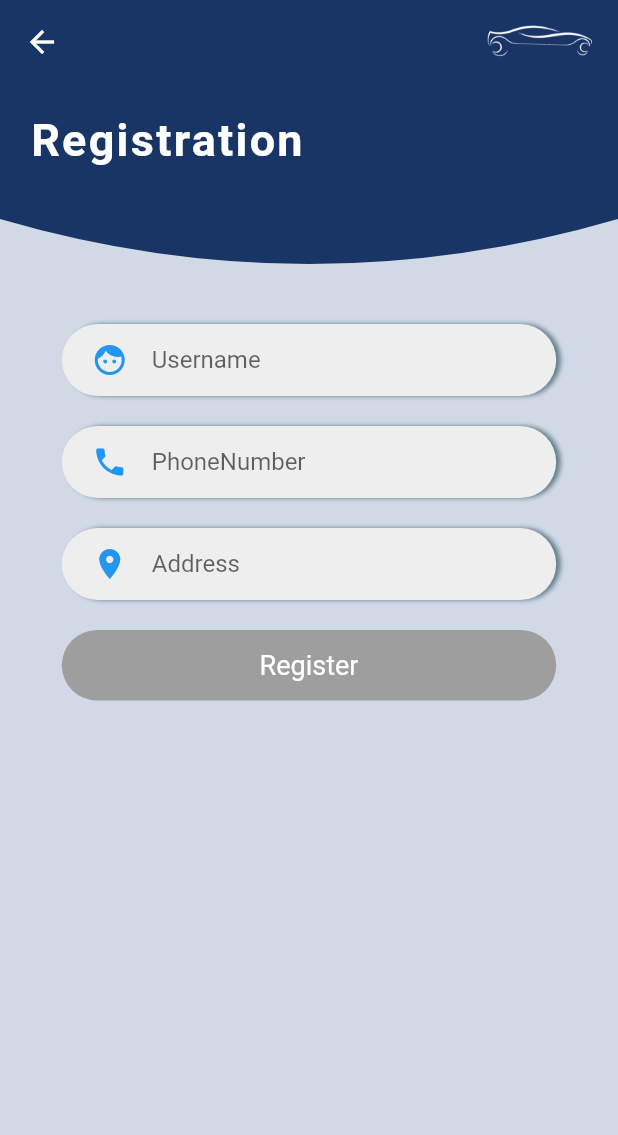
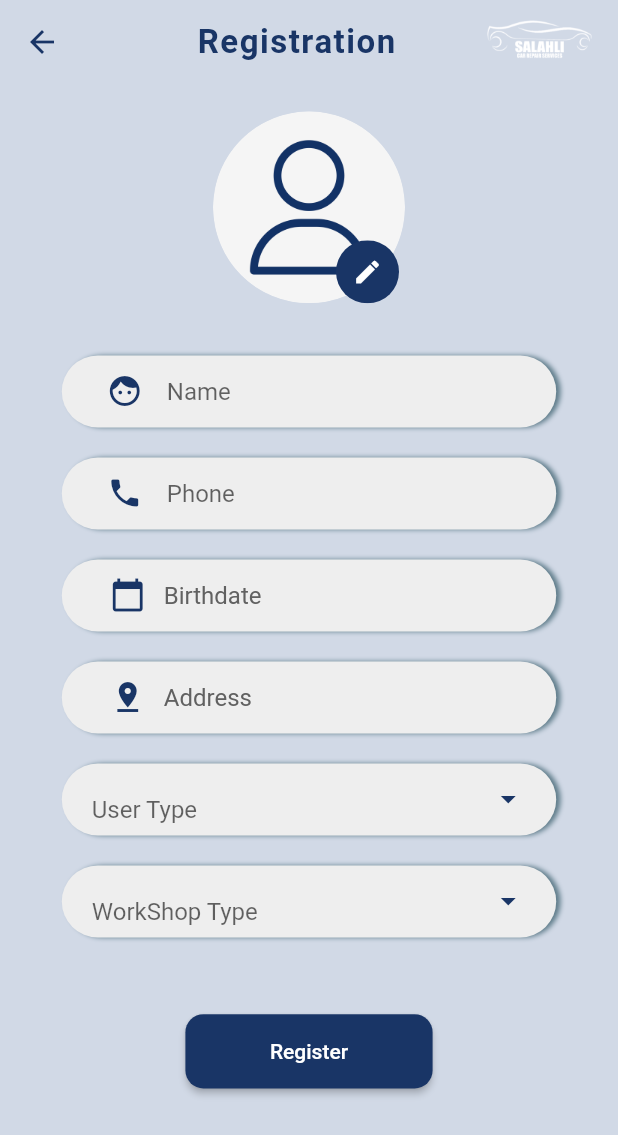
Before and after one commit to sergi-s/Salahly-mechanic-application, a Flutter app: the Registration screen opened directly with empty values, on a phone screen of 412 x 824 dp. Shown: the top 1135 px of the screen. Run offline on Flutter 3.47's test engine with Material 2 defaults, Android fonts, the phone set to English and light mode, and no system bars; drawn by our look-alikes of overlay_support; our stand-ins replace animated_theme_switcher, dropdown_button2, easy_localization, firebase_auth, firebase_core, firebase_database and 13 more; missing offline and left inert: confirm_dialog, dart:ffi, flutter_geofire, localstore, salahly_models, time_planner; accounts and stored records are empty.

Commit message:
Registration rebuild

```diff
--- a/lib/routes.dart
+++ b/lib/routes.dart
@@ -2,6 +2,7 @@ import 'package:go_router/go_router.dart';
 import 'package:salahly_mechanic/model/schedule_task.dart';
 import 'package:salahly_mechanic/screens/MechanicProfile/MechanicProfilePage.dart';
 import 'package:salahly_mechanic/screens/Requests/ongoing_requests.dart';
+import 'package:salahly_mechanic/screens/login_signup/TryScreen.dart';
 import 'package:salahly_mechanic/screens/requests/pending_requests.dart';
 import 'package:salahly_mechanic/screens/Requests/allscreens.dart';
 import 'package:salahly_mechanic/screens/RoadsideAssistant/RoadsideAssistantFullData.dart';
@@ -24,7 +25,7 @@ import 'screens/switchLanguage.dart';
 
 class Routing {
   get router => GoRouter(
-        initialLocation: CheckLogin.routeName,
+        initialLocation: TestScreenAya.routeName,
         routes: <GoRoute>[
           GoRoute(
             path: HomeScreen.routeName,
--- a/lib/screens/homepage/testscreenyoyo.dart
+++ b/lib/screens/homepage/testscreenyoyo.dart
@@ -99,7 +99,7 @@ Future<void>_selectTime(BuildContext context) async {
             ),
             Container(
              child: RaisedButton(
-                child: Text("press Here!!!"),
+                child: Text("Report!!!"),
                 onPressed: (){  context.goNamed("ReportScreen",params: {"requestType":"wsa" ,"rsaId":"12345678"} );},
               ),
             ),
@@ -107,7 +107,7 @@ Future<void>_selectTime(BuildContext context) async {
 
             Container(
               child: RaisedButton(
-                child: Text("press Here!!!"),
+                child: Text("Register!!!"),
                 onPressed: (){  context.go(Registration.routeName, extra: "email") ;},
               ),
             ),
--- a/lib/screens/login_signup/registration.dart
+++ b/lib/screens/login_signup/registration.dart
@@ -4,15 +4,13 @@ import 'package:flutter/material.dart';
 import 'package:go_router/go_router.dart';
 import 'package:salahly_mechanic/classes/firebase/firebase.dart';
 import 'package:salahly_mechanic/screens/Requests/allscreens.dart';
-import 'package:salahly_mechanic/screens/test_foula.dart';
+import 'package:salahly_mechanic/screens/login_signup/text_input.dart';
+import 'package:salahly_mechanic/widgets/login_signup/Rounded_Bottom.dart';
+import 'package:salahly_models/models/client.dart' as Client;
 
-// import 'package:salahly_mechanic/classes/models/client.dart';
-// import 'package:salahly_mechanic/utils/validation.dart';
-import 'package:salahly_mechanic/widgets/login_signup/Registration_TextField.dart';
-import 'package:salahly_models/models/client.dart' as Client;
-import 'package:salahly_mechanic/widgets/login_signup/Birthday_Input.dart';
-import 'package:salahly_mechanic/widgets/login_signup/Rounded_Bottom.dart';
-import 'package:salahly_mechanic/widgets/login_signup/roundedInput.dart';
+import '../../widget/profile_widget.dart';
+import '../../widgets/login_signup/roundedInput.dart';
+import '../../widgets/report/select_button.dart';
 
 class Registration extends StatefulWidget {
   static final routeName = "/registrationscreen";
@@ -33,7 +31,7 @@ class _RegistrationState extends State<Registration> {
 
   //late TextEditingController emailController = TextEditingController();
   String username = "";
-
+  DateTime? _selectedDate ;
   String phonenumber = "";
 
   String address = "";
@@ -90,6 +88,19 @@ class _RegistrationState extends State<Registration> {
     }
   }
 
+  _datePicker(BuildContext context) async {
+    DateTime? _pickerDate = await showDatePicker(
+        context: context,
+        initialDate: DateTime.now(),
+        firstDate: DateTime.now(),
+        lastDate: DateTime.now().add(const Duration(days: 365)));
+    if (_pickerDate != null) {
+      setState(() {
+        _selectedDate = _pickerDate;
+      });
+    }
+  }
+
   @override
   Widget build(BuildContext context) {
     Size size = MediaQuery.of(context).size;
@@ -98,99 +109,126 @@ class _RegistrationState extends State<Registration> {
       backgroundColor: const Color(0xFFd1d9e6),
       appBar: AppBar(
         elevation: 0.0,
-        backgroundColor: const Color(0xFF193566),
-        title: Row(mainAxisAlignment: MainAxisAlignment.end, children: [
+        backgroundColor: const Color(0xFFd1d9e6),
+        leading: IconButton(
+          icon: Icon(
+            Icons.arrow_back,
+            color: Color(0xFF193566),
+          ),
+          onPressed: () {},
+        ),
+        title:
+            Row(mainAxisAlignment: MainAxisAlignment.spaceBetween, children: [
+          Text(""),
+          Text(
+            "Registration".tr(),
+            style: TextStyle(
+              fontSize: 22,
+              letterSpacing: 1,
+              color: Color(0xFF193566),
+              fontWeight: FontWeight.w600,
+            ),
+          ),
           Image.asset(
-            'assets/images/logo ta5arog white car.png',
+            'assets/images/logo white.png',
             fit: BoxFit.contain,
             height: 32,
           ),
         ]),
       ),
-      body: Stack(children: [
-        CustomPaint(
-          child: Container(
-            width: MediaQuery.of(context).size.width,
-            height: MediaQuery.of(context).size.height,
-          ),
-          painter: HeaderCurvedContainer(),
-        ),
-        Column(
-          crossAxisAlignment: CrossAxisAlignment.center,
-          children: [
-            const Padding(
-              padding: const EdgeInsets.all(20),
-              child: const Text(
-                "Registration",
-                style: const TextStyle(
-                  fontSize: 30,
-                  letterSpacing: 1.5,
-                  color: Colors.white,
-                  fontWeight: FontWeight.w600,
-                ),
-              ),
-            ),
-          ],
-        ),
-        SingleChildScrollView(
+      body: SingleChildScrollView(
         child: Center(
-            child: Container(
-              margin: EdgeInsets.symmetric(vertical: 150),
-              height: MediaQuery.of(context).size.height * 0.55,
-              width: MediaQuery.of(context).size.width,
-              // decoration: BoxDecoration(
-              //     color: Color(0xFFd1d9e6),
-              //   borderRadius: BorderRadius.circular(30), //border corner radius
-              //   boxShadow:[
-              //     BoxShadow(
-              //       color: Colors.grey.withOpacity(0.5), //color of shadow
-              //       spreadRadius: 5, //spread radius
-              //       blurRadius: 7, // blur radius
-              //       //offset: Offset(0, 2), // changes position of shadow
-              //
-              //     ),
-              //
-              //   ],
-              // ),
-              child: SingleChildScrollView(
           child: Column(
             crossAxisAlignment: CrossAxisAlignment.center,
             mainAxisAlignment: MainAxisAlignment.center,
             children: [
+              SizedBox(height: MediaQuery.of(context).size.height * 0.01),
+              ProfileWidget(
+                imagePath: "assets/images/user.png",
+                onClicked: () async {},
+              ),
               // SizedBox(height:180),
-                    Registration_Input(
-                      hintText: 'Username',
+              SizedBox(height: MediaQuery.of(context).size.height * 0.03),
+              RounedInput(
                 icon: Icons.face,
-                      fn: updateusername,
+                fn: () {},
+                hint: 'Name',
               ),
-                    Registration_Input(
-                        hintText: 'PhoneNumber',
+              RounedInput(
                 icon: Icons.phone,
-                        fn: updatephonenumber),
-                    Registration_Input(
-                      hintText: 'Address',
-                      icon: Icons.location_on,
-                      fn: updateaddress,
+                fn: () {},
+                hint: 'Phone',
               ),
+              MyInput(
+                hint:  _selectedDate != null? DateFormat.yMMMEd().format(_selectedDate!) : 'Birthdate',
+                fn: () {},
+                widget: IconButton(
+                  onPressed: () {
+                    _datePicker(context);
+                  },
+                  icon: const Icon(
+                    Icons.calendar_today,
+                    color: Color(0xFF193566),
+                  ),
+                ),
+              ),
+              MyInput(
+                hint: "Address",
+                fn: () {},
+                widget: IconButton(
+                  onPressed: () {
+                    _datePicker(context);
+                  },
+                  icon: const Icon(
+                    Icons.pin_drop,
+                    color: Color(0xFF193566),
+                  ),
+                ),
+              ),
+              SelectTextField(
+                hintText: 'User Type',
+                items: ["Mechanic", "Provider"],
+                onChangedfunction: () {},
+              ),
+              SelectTextField(
+                hintText: 'WorkShop Type',
+                items: ["Center", "WorkShop"],
+                onChangedfunction: () {},
+              ),
+
               //Registration_Input(hintText: 'Age', icon: Icons.date_range,fn:updateage),
               //DatePicker(hintText: "Birthdate", icon:Icons.date_range, fn: updateage),
               // Registration_Input(hintText: 'Gender', icon: Icons.transgender,fn: updategender,),
               SizedBox(
-                      height: 10,
+                height: size.height * 0.05,
               ),
-                    RoundedButton(
-                      title: "Register",
-                      onPressedFunction: () async {
-                        registerOnPress(context);
+              SizedBox(
+                width: size.width * 0.4,
+                height:  size.height * 0.06,
+                child: RaisedButton(
+                  color: Color(0xFF193566),
+                  shape: RoundedRectangleBorder(
+                    borderRadius: BorderRadius.circular(12),
+                  ),
+                  onPressed: () {
+
                   },
-                    )
+                  child: Text(
+                    "Register".tr(),
+                    style: TextStyle(color: Colors.white),
+                  ),
+                ),
+              ),
+              // RoundedButton(
+              //   title: "Register",
+              //   onPressedFunction: () async {
+              //     registerOnPress(context);
+              //   },
+              // )
             ],
           ),
         ),
       ),
-          ),
-        ),
-      ]),
     );
   }
 }
--- /dev/null
+++ b/lib/screens/login_signup/text_input.dart
@@ -0,0 +1,90 @@
+import 'package:flutter/material.dart';
+
+class MyInput extends StatelessWidget {
+
+  final String hint;
+  final Function fn;
+  final Widget? widget;
+  final TextEditingController? controller;
+
+  MyInput(
+      {Key? key,
+
+      required this.hint,
+      required this.fn,
+      this.controller,
+      this.widget})
+      : super(key: key);
+
+  @override
+  Widget build(BuildContext context) {
+    Size size = MediaQuery.of(context).size;
+    return Container(
+      child: Column(
+        crossAxisAlignment: CrossAxisAlignment.start,
+        children: [
+          Container(
+              margin: EdgeInsets.symmetric(vertical: 10),
+              padding: EdgeInsets.symmetric(horizontal: 20),
+              width: size.width * 0.8,
+              decoration: BoxDecoration(
+                  borderRadius: BorderRadius.circular(30),
+                  color: Colors.grey[200],
+                  boxShadow: [
+                    BoxShadow(
+                      color: Colors.blueGrey,
+                      blurRadius: 2.0,
+                      spreadRadius: 0.0,
+                      offset: Offset(3, 0),
+                    ),
+                  ]),
+
+              child: Row(
+                children: [
+                  widget == null
+                      ? Container()
+                      : Container(
+                    child: widget,
+                  ),
+                  // SizedBox(
+                  //   width: MediaQuery.of(context).size.width * 0.02,
+                  // ),
+
+                  Expanded(
+                    child: TextFormField(
+                      keyboardType: TextInputType.number,
+                      onChanged: (value) {
+                        fn(value);
+                      },
+                      readOnly: widget == null ? false : true,
+                      autofocus: false,
+                      cursorColor: Colors.blue,
+                      controller: controller,
+                      // controller: controller,
+                      style: TextStyle(
+                        fontSize: 15,
+                        fontWeight: FontWeight.w400,
+                        color: Colors.grey[900],
+                      ),
+                      decoration: InputDecoration(
+                        border: InputBorder.none,
+                        focusedBorder: InputBorder.none,
+                        enabledBorder: InputBorder.none,
+                        // errorBorder: InputBorder.none,
+                        disabledBorder: InputBorder.none,
+                        hintText: hint,
+                        hintStyle: TextStyle(
+                          fontSize: 16,
+                          fontWeight: FontWeight.w400,
+                          color: Colors.grey[700],
+                        ),
+                      ),
+                    ),
+                  ),
+                ],
+              ))
+        ],
+      ),
+    );
+  }
+}
--- a/lib/widgets/login_signup/Input_container.dart
+++ b/lib/widgets/login_signup/Input_container.dart
@@ -31,7 +31,10 @@ class _InputContainerState extends State<InputContainer> {
               offset: Offset(3, 0),
             ),
           ]),
-      child: widget.child,
+      child: Padding(
+        padding: const EdgeInsets.symmetric(horizontal: 10),
+        child: widget.child,
+      ),
     );
   }
 }
--- a/lib/widgets/login_signup/Registration_TextField.dart
+++ /dev/null
@@ -1,44 +0,0 @@
-import 'package:flutter/material.dart';
-
-import 'Input_container.dart';
-
-// ignore: camel_case_types
-class Registration_Input extends StatefulWidget {
-  Registration_Input({
-    Key? key,
-    required this.hintText,
-    required this.icon,
-    required this.fn,
-  }) : super(key: key);
-  final String hintText;
-  final IconData icon;
-  final Function fn;
-
-  @override
-  State<Registration_Input> createState() => _Registration_InputState();
-}
-
-class _Registration_InputState extends State<Registration_Input> {
-  final TextEditingController _textEditingController = TextEditingController();
-
-  @override
-  Widget build(BuildContext context) {
-    return InputContainer(
-      child: TextField(
-        onChanged: (value) {
-          widget.fn(value);
-        },
-        controller: _textEditingController,
-        cursorColor: Colors.blue,
-        decoration: InputDecoration(
-          icon: Icon(
-            widget.icon,
-            color: Colors.blue,
-          ),
-          hintText: widget.hintText,
-          border: InputBorder.none,
-        ),
-      ),
-    );
-  }
-}
--- /dev/null
+++ b/lib/widgets/login_signup/buildImage.dart
@@ -0,0 +1,74 @@
+import 'package:flutter/material.dart';
+
+class ProfileWidget extends StatelessWidget {
+  final String imagePath;
+  final VoidCallback onClicked;
+
+  const ProfileWidget({
+    Key? key,
+    required this.imagePath,
+    required this.onClicked,
+  }) : super(key: key);
+
+  @override
+  Widget build(BuildContext context) {
+    final color = Color(0xFF193566);
+
+    return Center(
+      child: Stack(
+        children: [
+          buildImage(),
+          Positioned(
+            bottom: 0,
+            right: 4,
+            child: buildEditIcon(color),
+          ),
+        ],
+      ),
+    );
+  }
+
+  Widget buildImage() {
+    final image = NetworkImage(imagePath);
+
+    return ClipOval(
+      child: Material(
+        color: Colors.transparent,
+        child: Ink.image(
+          image: image,
+          fit: BoxFit.cover,
+          width: 128,
+          height: 128,
+          child: InkWell(onTap: onClicked),
+        ),
+      ),
+    );
+  }
+
+  Widget buildEditIcon(Color color) => buildCircle(
+        color: Colors.white,
+        all: 3,
+        child: buildCircle(
+          color: color,
+          all: 8,
+          child: Icon(
+            Icons.edit,
+            color: Colors.white,
+            size: 20,
+          ),
+        ),
+      );
+
+  Widget buildCircle({
+    required Widget child,
+    required double all,
+    required Color color,
+  }) =>
+      ClipOval(
+        child: Container(
+          padding: EdgeInsets.all(all),
+          color: color,
+          child: child,
+        ),
+      );
+}
```
Also changed, not shown: assets/images/user.png (added). Lines whose indentation alone changed are shown as unchanged.
